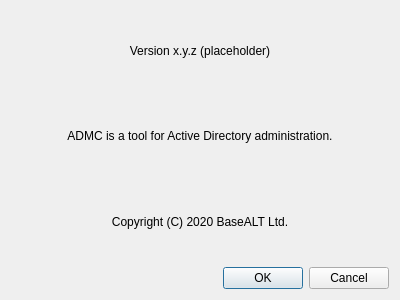
altlinux/admc, file src/admc/about_dialog.ui: the form before one commit.
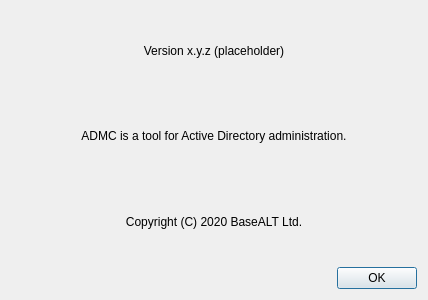
The form after the commit.

Commit message: remove cancel button from about dialog

Patch:
```diff
--- a/src/admc/about_dialog.ui
+++ b/src/admc/about_dialog.ui
@@ -6,7 +6,7 @@
    <rect>
     <x>0</x>
     <y>0</y>
-    <width>400</width>
+    <width>428</width>
     <height>300</height>
    </rect>
   </property>
@@ -50,7 +50,7 @@
       <enum>Qt::Horizontal</enum>
      </property>
      <property name="standardButtons">
-      <set>QDialogButtonBox::Cancel|QDialogButtonBox::Ok</set>
+      <set>QDialogButtonBox::Ok</set>
      </property>
     </widget>
    </item>
```
